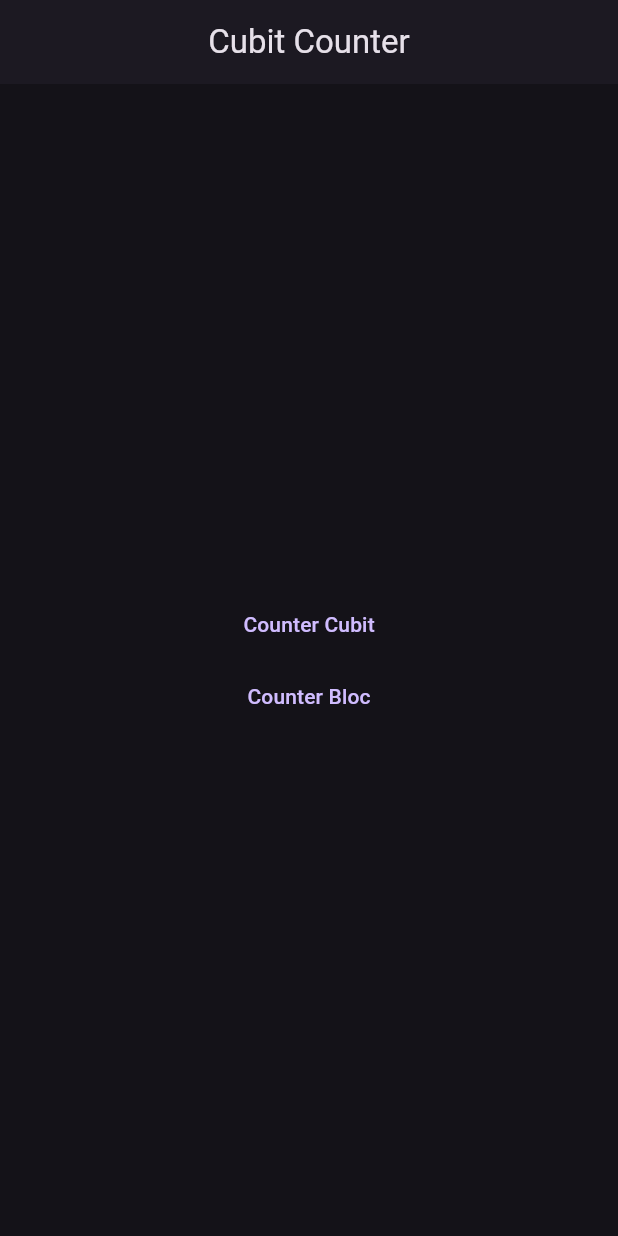
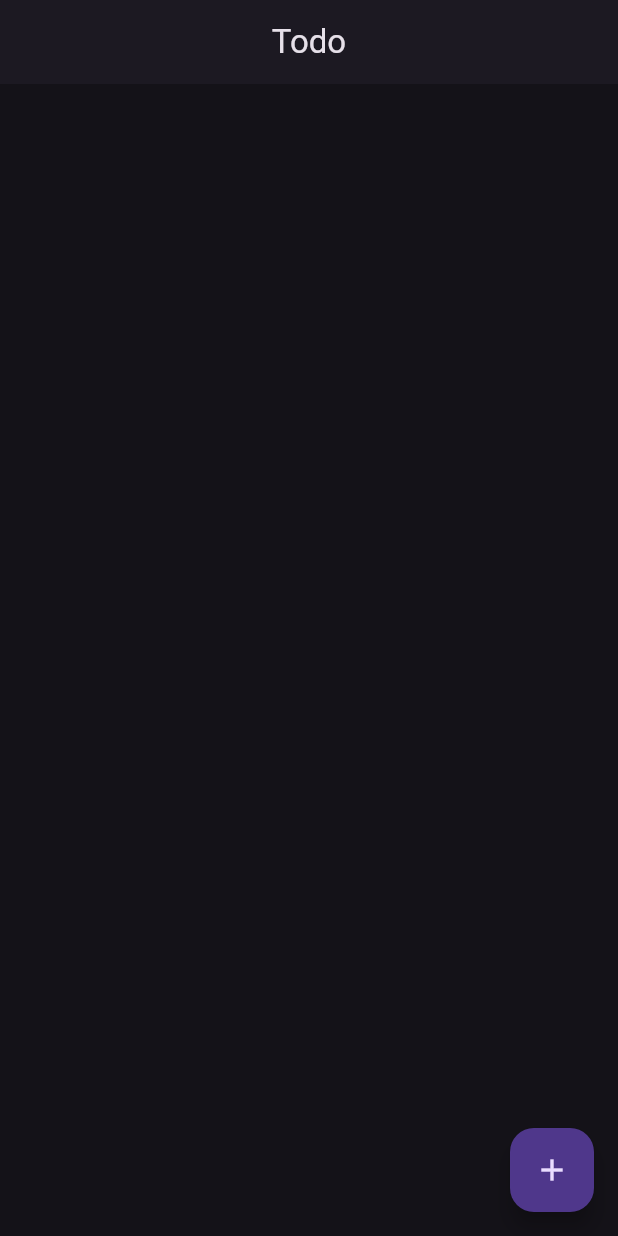
Before and after one commit to rashidjatoi/learn_bloc_state, a Flutter app: the screen it shows after launch, on a phone screen of 412 x 824 dp. Run offline on Flutter 3.47's test engine with Material 3 defaults, Android fonts, the light colour scheme and no system bars; our stand-ins replace flutter_bloc.

Commit message:
Todo App Bloc

```diff
--- /dev/null
+++ b/lib/cubit/todo_cubit.dart
@@ -0,0 +1,46 @@
+import 'package:flutter/material.dart';
+import 'package:flutter_bloc/flutter_bloc.dart';
+
+import '../models/todo_model.dart';
+
+class TodoCubit extends Cubit<List<Todo>> {
+  TodoCubit() : super([]);
+
+  void addTodo(String title) {
+    if (title.isEmpty) {
+      addError('Title Cannot be Empty');
+      return;
+    }
+
+    final todo = Todo(
+      name: title,
+      createdAt: DateTime.now(),
+    );
+
+    state.add(todo);
+    emit(List.from(state));
+
+    // or
+    // emit([...state, todo]);
+  }
+
+  // SHOWING CHANGES
+  @override
+  void onChange(Change<List<Todo>> change) {
+    super.onChange(change);
+    debugPrint(change.toString());
+  }
+
+  // SHOWING ERROR
+  @override
+  void onError(Object error, StackTrace stackTrace) {
+    super.onError(error, stackTrace);
+    debugPrint('Todo Cubit Error - ${error.toString()}');
+  }
+
+  // REMOVE TODOO
+  void removeTodo(Todo todoToRemove) {
+    state.remove(todoToRemove);
+    emit(List.from(state));
+  }
+}
--- a/lib/main.dart
+++ b/lib/main.dart
@@ -1,9 +1,11 @@
 import 'package:flutter/material.dart';
 import 'package:flutter_bloc/flutter_bloc.dart';
 import 'package:learn_bloc_state/cubit/cubit_counter/counter_cubit.dart';
+import 'package:learn_bloc_state/screens/todo_cubit_screen/add_todo_cubit_screen.dart';
+import 'package:learn_bloc_state/screens/todo_cubit_screen/todo_cubit_screen.dart';
 
 import 'bloc/bloc_counter/counter_bloc.dart';
-import 'screens/home.dart';
+import 'cubit/todo_cubit.dart';
 
 void main() {
   runApp(const MyApp());
@@ -18,12 +20,18 @@ class MyApp extends StatelessWidget {
       providers: [
         BlocProvider<CounterCubit>(create: (context) => CounterCubit()),
         BlocProvider<CounterBloc>(create: (context) => CounterBloc()),
+        BlocProvider<TodoCubit>(create: (context) => TodoCubit()),
       ],
       child: MaterialApp(
         title: 'Bloc',
         darkTheme: ThemeData.dark(),
         themeMode: ThemeMode.dark,
-        home: const HomeScreen(),
+        // home: const HomeScreen(),
+        initialRoute: '/',
+        routes: {
+          '/': (_) => const TodoCubitScreen(),
+          '/add-todo': (_) => const AddTodoCubitScreen(),
+        },
       ),
     );
   }
--- /dev/null
+++ b/lib/models/todo_model.dart
@@ -0,0 +1,13 @@
+// ignore_for_file: public_member_api_docs, sort_constructors_first
+class Todo {
+  final String name;
+  final DateTime createdAt;
+
+  Todo({
+    required this.name,
+    required this.createdAt,
+  });
+
+  @override
+  String toString() => 'Todo(name: $name, createdAt: $createdAt)';
+}
--- a/lib/screens/home.dart
+++ b/lib/screens/home.dart
@@ -1,6 +1,6 @@
 import 'package:flutter/material.dart';
-import 'package:learn_bloc_state/screens/bloc_screen/counter_bloc_screen.dart';
-import 'package:learn_bloc_state/screens/cubit_screens/counter_cubit_screen.dart';
+import 'package:learn_bloc_state/screens/counter_bloc_screen/counter_bloc_screen.dart';
+import 'package:learn_bloc_state/screens/counter_cubit_screens/counter_cubit_screen.dart';
 
 class HomeScreen extends StatelessWidget {
   const HomeScreen({super.key});
--- /dev/null
+++ b/lib/screens/todo_cubit_screen/todo_cubit_screen.dart
@@ -0,0 +1,58 @@
+import 'package:flutter/material.dart';
+import 'package:flutter_bloc/flutter_bloc.dart';
+import 'package:learn_bloc_state/cubit/todo_cubit.dart';
+import 'package:learn_bloc_state/models/todo_model.dart';
+
+class TodoCubitScreen extends StatelessWidget {
+  const TodoCubitScreen({super.key});
+
+  @override
+  Widget build(BuildContext context) {
+    return Scaffold(
+      appBar: AppBar(
+        title: const Text('Todo'),
+        centerTitle: true,
+        elevation: 0.9,
+      ),
+      body: BlocBuilder<TodoCubit, List<Todo>>(
+        builder: (context, state) {
+          return ListView.builder(
+            itemCount: state.length,
+            itemBuilder: (BuildContext context, int index) {
+              final todo = state[index];
+              return Container(
+                margin: const EdgeInsets.all(10),
+                decoration: BoxDecoration(
+                  border: Border.all(
+                    color: Colors.grey.shade100,
+                    strokeAlign: 0.1,
+                  ),
+                  borderRadius: BorderRadius.circular(8),
+                ),
+                child: ListTile(
+                  title: Text(todo.name),
+                  subtitle: Text(todo.createdAt.toString()),
+                  trailing: IconButton(
+                    onPressed: () {
+                      context.read<TodoCubit>().removeTodo(todo);
+                    },
+                    icon: const Icon(
+                      Icons.delete,
+                      color: Colors.red,
+                    ),
+                  ),
+                ),
+              );
+            },
+          );
+        },
+      ),
+      floatingActionButton: FloatingActionButton(
+        onPressed: () {
+          Navigator.pushNamed(context, '/add-todo');
+        },
+        child: const Icon(Icons.add),
+      ),
+    );
+  }
+}
```
Also changed, not shown: lib/screens/todo_cubit_screen/add_todo_cubit_screen.dart (added, +47 -0 lines), lib/screens/counter_bloc_screen/counter_bloc_screen.dart (renamed from lib/screens/bloc_screen/counter_bloc_screen.dart), lib/screens/counter_cubit_screens/counter_cubit_screen.dart (renamed from lib/screens/cubit_screens/counter_cubit_screen.dart), lib/screens/counter_cubit_screens/inc_dec_screen.dart (renamed from lib/screens/cubit_screens/inc_dec_screen.dart).
